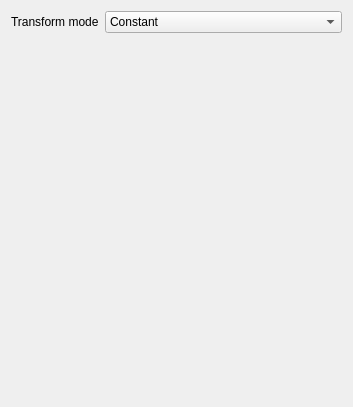
Before: the Qt Designer form src/Mod/PartDesign/Gui/TaskPipeScaling.ui in berndhahnebach/All_FreeCAD, drawn with Qt 5.
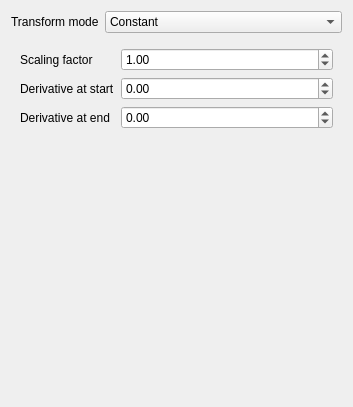
After: the same form once the commit is applied. The open tabs and pages were chosen to show the change.

Commit message: add two scaling modes

```diff
--- a/src/Mod/PartDesign/Gui/TaskPipeScaling.ui
+++ b/src/Mod/PartDesign/Gui/TaskPipeScaling.ui
@@ -116,17 +116,111 @@
      <widget class="QWidget" name="auxillery">
       <layout class="QVBoxLayout" name="verticalLayout">
        <item>
-        <widget class="QLabel" name="label">
-         <property name="text">
-          <string>This mode is only available if the orientation is given by a secondary profile</string>
-         </property>
-         <property name="alignment">
-          <set>Qt::AlignLeading|Qt::AlignLeft|Qt::AlignTop</set>
-         </property>
-         <property name="wordWrap">
-          <bool>true</bool>
-         </property>
-        </widget>
+        <layout class="QFormLayout" name="formLayout">
+         <item row="0" column="0">
+          <widget class="QLabel" name="label">
+           <property name="text">
+            <string>Final scaling factor</string>
+           </property>
+          </widget>
+         </item>
+         <item row="0" column="1">
+          <widget class="QDoubleSpinBox" name="linearSpinBox">
+           <property name="sizePolicy">
+            <sizepolicy hsizetype="Expanding" vsizetype="Fixed">
+             <horstretch>0</horstretch>
+             <verstretch>0</verstretch>
+            </sizepolicy>
+           </property>
+           <property name="decimals">
+            <number>2</number>
+           </property>
+           <property name="minimum">
+            <double>0.000000000000000</double>
+           </property>
+           <property name="maximum">
+            <double>99999.000000000000000</double>
+           </property>
+           <property name="value">
+            <double>1.000000000000000</double>
+           </property>
+          </widget>
+         </item>
+        </layout>
+       </item>
+      </layout>
+     </widget>
+     <widget class="QWidget" name="sshape">
+      <layout class="QVBoxLayout" name="verticalLayout_4">
+       <item>
+        <layout class="QFormLayout" name="formLayout_2">
+         <item row="0" column="0">
+          <widget class="QLabel" name="label_3">
+           <property name="text">
+            <string>Scaling factor</string>
+           </property>
+          </widget>
+         </item>
+         <item row="0" column="1">
+          <widget class="QDoubleSpinBox" name="sshapeSpinBox">
+           <property name="sizePolicy">
+            <sizepolicy hsizetype="Expanding" vsizetype="Fixed">
+             <horstretch>0</horstretch>
+             <verstretch>0</verstretch>
+            </sizepolicy>
+           </property>
+           <property name="minimum">
+            <double>-9999.000000000000000</double>
+           </property>
+           <property name="maximum">
+            <double>9999.000000000000000</double>
+           </property>
+           <property name="value">
+            <double>1.000000000000000</double>
+           </property>
+          </widget>
+         </item>
+         <item row="1" column="0">
+          <widget class="QLabel" name="label_4">
+           <property name="text">
+            <string>Derivative at start</string>
+           </property>
+          </widget>
+         </item>
+         <item row="1" column="1">
+          <widget class="QDoubleSpinBox" name="sshapeStartDeriSpinBox">
+           <property name="sizePolicy">
+            <sizepolicy hsizetype="Expanding" vsizetype="Fixed">
+             <horstretch>0</horstretch>
+             <verstretch>0</verstretch>
+            </sizepolicy>
+           </property>
+           <property name="minimum">
+            <double>-99.000000000000000</double>
+           </property>
+          </widget>
+         </item>
+         <item row="2" column="0">
+          <widget class="QLabel" name="label_5">
+           <property name="text">
+            <string>Derivative at end</string>
+           </property>
+          </widget>
+         </item>
+         <item row="2" column="1">
+          <widget class="QDoubleSpinBox" name="sshapeEndDeriSpinBox">
+           <property name="sizePolicy">
+            <sizepolicy hsizetype="Expanding" vsizetype="Fixed">
+             <horstretch>0</horstretch>
+             <verstretch>0</verstretch>
+            </sizepolicy>
+           </property>
+           <property name="minimum">
+            <double>-99.000000000000000</double>
+           </property>
+          </widget>
+         </item>
+        </layout>
        </item>
       </layout>
      </widget>
```
Left out of the diff: 9 changed lines with no effect on the pictures. The commit also changes 6 other files.
